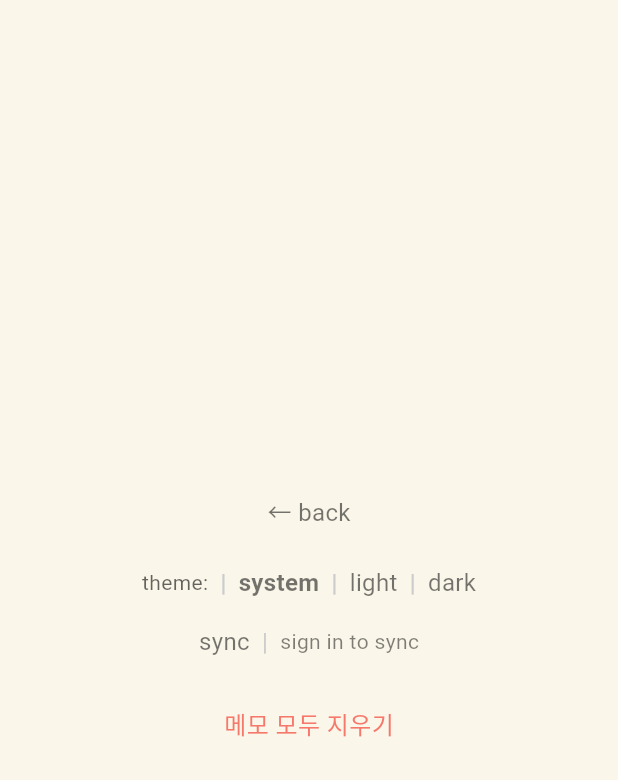
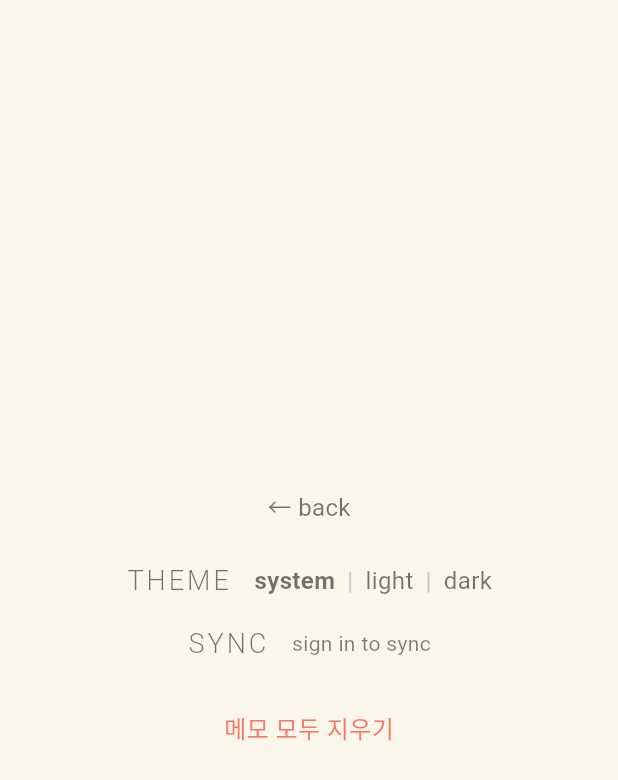
Before and after one commit to jongwoo315/simple-memo, a Flutter app: the SettingsScreen screen opened directly, on a phone screen of 412 x 824 dp. Shown: the top 780 px of the screen. Run offline on Flutter 3.47's test engine with Material 3 defaults, Android fonts, the phone set to English and light mode, and no system bars; our stand-ins replace shared_preferences; accounts and stored records are empty.

Commit message:
fix: Settings 타이틀 스타일 개선 (대문자, 큰 폰트, 파이프 제거)

```diff
--- a/lib/screens/settings_screen.dart
+++ b/lib/screens/settings_screen.dart
@@ -36,10 +36,14 @@ class SettingsScreen extends StatelessWidget {
               const SizedBox(height: 24),
 
               // Theme row
+              Row(
+                mainAxisSize: MainAxisSize.min,
+                children: [
+                  Text('THEME', style: TextStyle(color: textColor, fontSize: 18, fontWeight: FontWeight.w300, letterSpacing: 2)),
+                  const SizedBox(width: 16),
                   _buildSettingRow(
                     context: context,
                     children: [
-                  Text('theme:', style: TextStyle(color: textColor.withValues(alpha: 0.6), fontSize: 14)),
                       _buildThemeOption(
                         text: 'system',
                         isSelected: themeProvider.themeMode == AppThemeMode.system,
@@ -61,15 +65,15 @@ class SettingsScreen extends StatelessWidget {
                     ],
                     pipeColor: pipeColor,
                   ),
+                ],
+              ),
               const SizedBox(height: 16),
 
               // Sync row (placeholder)
-              _buildSettingRow(
-                context: context,
+              Row(
+                mainAxisSize: MainAxisSize.min,
                 children: [
-                  _buildTappableText(
-                    text: 'sync',
-                    color: textColor,
+                  GestureDetector(
                     onTap: () {
                       ScaffoldMessenger.of(context).showSnackBar(
                         const SnackBar(
@@ -78,7 +82,9 @@ class SettingsScreen extends StatelessWidget {
                         ),
                       );
                     },
+                    child: Text('SYNC', style: TextStyle(color: textColor, fontSize: 18, fontWeight: FontWeight.w300, letterSpacing: 2)),
                   ),
+                  const SizedBox(width: 16),
                   Text('sign in to sync',
                     style: TextStyle(
                       color: textColor.withValues(alpha: 0.5),
@@ -86,7 +92,6 @@ class SettingsScreen extends StatelessWidget {
                     ),
                   ),
                 ],
-                pipeColor: pipeColor,
               ),
               const SizedBox(height: 32),
 
```
Lines whose indentation alone changed are shown as unchanged.
